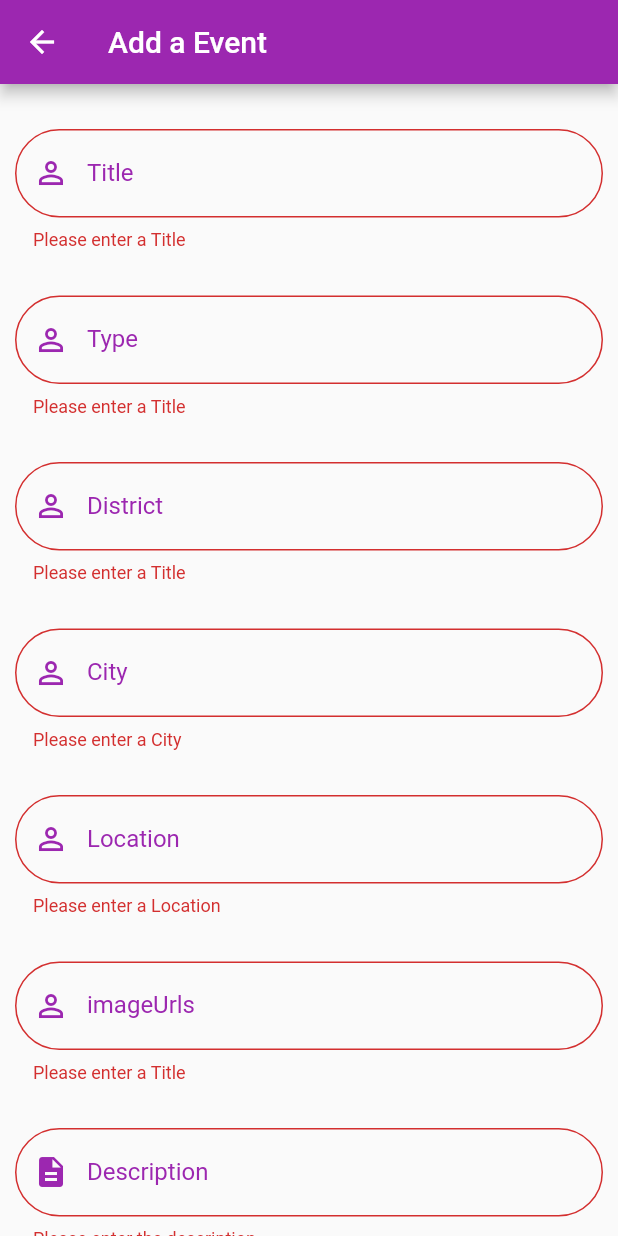
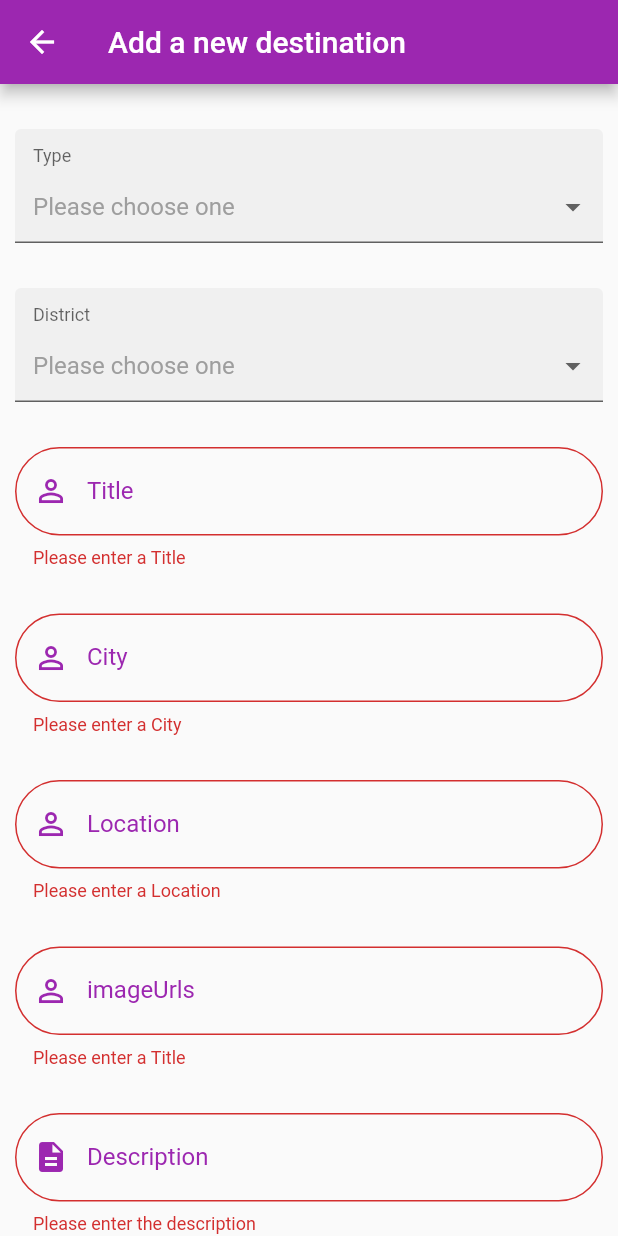
Before and after one commit to Yasasr1/Ratawate, a Flutter app: the AddDestination screen opened by its route, after a tap on "Add", on a phone screen of 412 x 824 dp. Run offline on Flutter 3.47's test engine with Material 2 defaults, Android fonts, the phone set to English and light mode, and no system bars; drawn by our look-alikes of dropdown_formfield; our stand-ins replace cloud_firestore; accounts and stored records are empty.

Commit message:
Add destinations phase 2

```diff
--- a/lib/app_screens/add_destination.dart
+++ b/lib/app_screens/add_destination.dart
@@ -1,6 +1,7 @@
 import 'package:flutter/material.dart';
 import 'dart:convert';
 import 'package:flutter/cupertino.dart';
+import 'package:dropdown_formfield/dropdown_formfield.dart';
 
 class AddDestination extends StatefulWidget {
   @override
@@ -8,7 +9,16 @@ class AddDestination extends StatefulWidget {
 }
 
 class AddDestinationState extends State<AddDestination> {
+  String type;
+  String district;
   var _formKey = GlobalKey<FormState>();
+
+  @override
+  void initState() {
+    super.initState();
+    type = '';
+    district = '';
+  }
 
   TextEditingController titleController = TextEditingController();
   TextEditingController typeController = TextEditingController();
@@ -56,7 +66,7 @@ class AddDestinationState extends State<AddDestination> {
   Widget build(BuildContext context) {
     return Scaffold(
       appBar: AppBar(
-        title: Text('Add a Event'),
+        title: Text('Add a new destination'),
       ),
       body: Builder(
         builder: (context) => Form(
@@ -65,6 +75,186 @@ class AddDestinationState extends State<AddDestination> {
             padding: EdgeInsets.only(top: 15.0, left: 10.0, right: 10.0),
             child: ListView(
               children: <Widget>[
+                //Type Field
+                Padding(
+                  padding: EdgeInsets.only(top: 15.0, bottom: 15.0),
+                  child: DropDownFormField(
+                    titleText: 'Type',
+                    hintText: 'Please choose one',
+                    value: type,
+                    onSaved: (value) {
+                      setState(() {
+                        type = value;
+                      });
+                    },
+                    onChanged: (value) {
+                      setState(() {
+                        type = value;
+                      });
+                    },
+                    dataSource: [
+                      {
+                        "display": "Beach",
+                        "value": "Beach",
+                      },
+                      {
+                        "display": "Hiking",
+                        "value": "Hiking",
+                      },
+                      {
+                        "display": "Historical",
+                        "value": "Historical",
+                      },
+                      {
+                        "display": "Nature",
+                        "value": "Nature",
+                      },
+                      {
+                        "display": "Park",
+                        "value": "Park",
+                      },
+                      {
+                        "display": "Religious",
+                        "value": "Religious",
+                      },
+                      {
+                        "display": "Water",
+                        "value": "Water",
+                      },
+                      {
+                        "display": "Waterfall",
+                        "value": "Waterfall",
+                      },
+                    ],
+                    textField: 'display',
+                    valueField: 'value',
+                  ),
+                ),
+
+                //District Field
+                Padding(
+                  padding: EdgeInsets.only(top: 15.0, bottom: 15.0),
+                  child: DropDownFormField(
+                    titleText: 'District',
+                    hintText: 'Please choose one',
+                    value: district,
+                    onSaved: (value) {
+                      setState(() {
+                        district = value;
+                      });
+                    },
+                    onChanged: (value) {
+                      setState(() {
+                        district = value;
+                      });
+                    },
+                    dataSource: [
+                      {
+                        "display": "Ampara",
+                        "value": "Ampara",
+                      },
+                      {
+                        "display": "Anuradhapura",
+                        "value": "Anuradhapura",
+                      },
+                      {
+                        "display": "Badulla",
+                        "value": "Badulla",
+                      },
+                      {
+                        "display": "Batticaloa",
+                        "value": "Batticaloa",
+                      },
+                      {
+                        "display": "Colombo",
+                        "value": "Colombo",
+                      },
+                      {
+                        "display": "Galle",
+                        "value": "Galle",
+                      },
+                      {
+                        "display": "Gampaha",
+                        "value": "Gampaha",
+                      },
+                      {
+                        "display": "Hambantota",
+                        "value": "Hambantota",
+                      },
+                      {
+                        "display": "Jaffna",
+                        "value": "Jaffna",
+                      },
+                      {
+                        "display": "Kalutara",
+                        "value": "Kalutara",
+                      },
+                      {
+                        "display": "Kandy",
+                        "value": "Kandy",
+                      },
+                      {
+                        "display": "Kegalle",
+                        "value": "Kegalle",
+                      },
+                      {
+                        "display": "Kilinochchi",
+                        "value": "Kilinochchi",
+                      },
+                      {
+                        "display": "Kurunegala",
+                        "value": "Kurunegala",
+                      },
+                      {
+                        "display": "Mannar",
+                        "value": "Mannar",
+                      },
+                      {
+                        "display": "Matale",
+                        "value": "Matale",
+                      },
+                      {
+                        "display": "Matara",
+                        "value": "Matara",
+                      },
+                      {
+                        "display": "Monaragala",
+                        "value": "Monaragala",
+                      },
+                      {
+                        "display": "Mullaitivu",
+                        "value": "Mullaitivu",
+                      },
+                      {
+                        "display": "NuwaraEliya",
+                        "value": "NuwaraEliya",
+                      },
+                      {
+                        "display": "Polonnaruwa",
+                        "value": "Polonnaruwa",
+                      },
+                      {
+                        "display": "Puttalam",
+                        "value": "Puttalam",
+                      },
+                      {
+                        "display": "Ratnapura",
+                        "value": "Ratnapura",
+                      },
+                      {
+                        "display": "Trincomalee",
+                        "value": "Trincomalee",
+                      },
+                      {
+                        "display": "Vavuniya",
+                        "value": "Vavuniya",
+                      },
+                    ],
+                    textField: 'display',
+                    valueField: 'value',
+                  ),
+                ),
+
                 //Title Field
                 Padding(
                   padding: EdgeInsets.only(top: 15.0, bottom: 15.0),
@@ -84,90 +274,6 @@ class AddDestinationState extends State<AddDestination> {
                     },
                     decoration: InputDecoration(
                         labelText: 'Title',
-                        prefixIcon: Padding(
-                          padding: EdgeInsets.only(top: 0),
-                          // add padding to adjust icon
-                          child: Icon(
-                            Icons.perm_identity,
-                            color: Theme.of(context).primaryColor,
-                          ),
-                        ),
-                        labelStyle: TextStyle(
-                          color: Theme.of(context).primaryColor,
-                        ),
-                        enabledBorder: OutlineInputBorder(
-                          borderSide: BorderSide(
-                              color: Theme.of(context).primaryColor,
-                              width: 2.0),
-                          borderRadius: BorderRadius.circular(35.0),
-                        ),
-                        border: OutlineInputBorder(
-                          borderRadius: BorderRadius.circular(35.0),
-                        )),
-                  ),
-                ),
-
-                //Type Field
-                Padding(
-                  padding: EdgeInsets.only(top: 15.0, bottom: 15.0),
-                  child: TextFormField(
-                    controller: typeController,
-                    validator: (String value) {
-                      if (value.isEmpty) {
-                        return 'Please enter a Title';
-                      }
-                      return null;
-                    },
-                    style: TextStyle(
-                      color: Theme.of(context).primaryColor,
-                    ),
-                    onChanged: (value) {
-                      debugPrint('Something changed in Text Field');
-                    },
-                    decoration: InputDecoration(
-                        labelText: 'Type',
-                        prefixIcon: Padding(
-                          padding: EdgeInsets.only(top: 0),
-                          // add padding to adjust icon
-                          child: Icon(
-                            Icons.perm_identity,
-                            color: Theme.of(context).primaryColor,
-                          ),
-                        ),
-                        labelStyle: TextStyle(
-                          color: Theme.of(context).primaryColor,
-                        ),
-                        enabledBorder: OutlineInputBorder(
-                          borderSide: BorderSide(
-                              color: Theme.of(context).primaryColor,
-                              width: 2.0),
-                          borderRadius: BorderRadius.circular(35.0),
-                        ),
-                        border: OutlineInputBorder(
-                          borderRadius: BorderRadius.circular(35.0),
-                        )),
-                  ),
-                ),
-
-                //District Field
-                Padding(
-                  padding: EdgeInsets.only(top: 15.0, bottom: 15.0),
-                  child: TextFormField(
-                    controller: districtController,
-                    validator: (String value) {
-                      if (value.isEmpty) {
-                        return 'Please enter a Title';
-                      }
-                      return null;
-                    },
-                    style: TextStyle(
-                      color: Theme.of(context).primaryColor,
-                    ),
-                    onChanged: (value) {
-                      debugPrint('Something changed in Text Field');
-                    },
-                    decoration: InputDecoration(
-                        labelText: 'District',
                         prefixIcon: Padding(
                           padding: EdgeInsets.only(top: 0),
                           // add padding to adjust icon
--- a/pubspec.yaml
+++ b/pubspec.yaml
@@ -36,6 +36,7 @@ dependencies:
   firebase_auth: ^0.14.0+5
   cloud_firestore: ^0.12.9+5
   provider: ^3.0.0
+  dropdown_formfield: ^0.1.2
 
 dev_dependencies:
   flutter_test:
```
Also changed, not shown: pubspec.lock.
